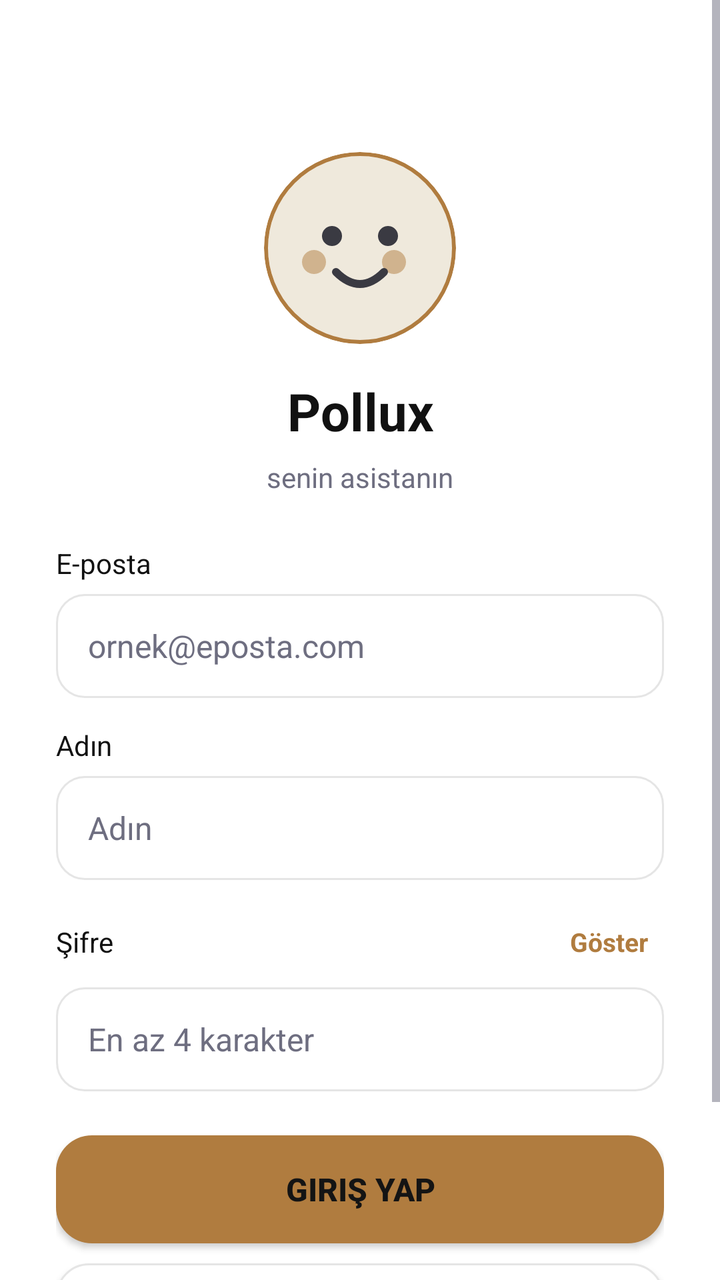
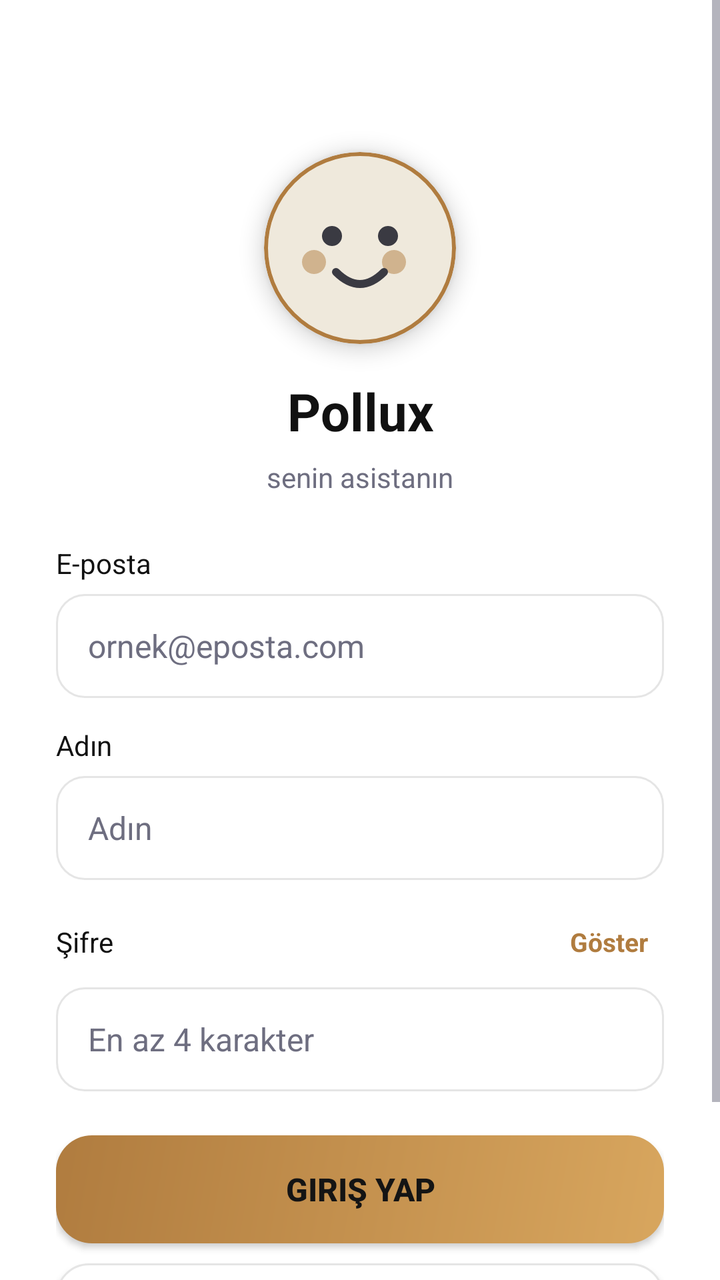

Screens rendered from an Android XML layout before and after an edit, with the pre-edit source and the edit as a unified diff.
<!-- AndroidManifest.xml: application theme Theme.SesliAsistan -->
<!-- res/layout/activity_login.xml -->
﻿<?xml version="1.0" encoding="utf-8"?>
<ScrollView xmlns:android="http://schemas.android.com/apk/res/android"
    xmlns:app="http://schemas.android.com/apk/res-auto"
    android:layout_width="match_parent"
    android:layout_height="match_parent"
    android:background="@color/bg"
    android:fillViewport="true">

    <LinearLayout
        android:layout_width="match_parent"
        android:layout_height="wrap_content"
        android:orientation="vertical"
        android:padding="28dp"
        android:gravity="center">

        <com.google.android.material.card.MaterialCardView
            android:layout_width="96dp"
            android:layout_height="96dp"
            android:layout_marginTop="48dp"
            app:cardCornerRadius="48dp"
            app:cardElevation="0dp"
            app:cardBackgroundColor="@color/bg"
            app:strokeColor="@color/gold"
            app:strokeWidth="2dp">

            <ImageView
                android:layout_width="match_parent"
                android:layout_height="match_parent"
                android:src="@drawable/avatar_default" />
        </com.google.android.material.card.MaterialCardView>

        <TextView
            android:layout_width="match_parent"
            android:layout_height="wrap_content"
            android:text="Pollux"
            android:textColor="@color/ink"
            android:textSize="26sp"
            android:textStyle="bold"
            android:gravity="center"
            android:layout_marginTop="16dp" />

        <TextView
            android:layout_width="match_parent"
            android:layout_height="wrap_content"
            android:text="senin asistanın"
            android:textColor="@color/muted"
            android:textSize="14sp"
            android:gravity="center"
            android:layout_marginTop="6dp"
            android:layout_marginBottom="24dp" />

        <TextView
            android:layout_width="match_parent"
            android:layout_height="wrap_content"
            android:text="E-posta"
            android:textColor="@color/ink"
            android:textSize="14sp" />

        <EditText
            android:id="@+id/mailEdit"
            android:layout_width="match_parent"
            android:layout_height="52dp"
            android:layout_marginTop="6dp"
            android:background="@drawable/search_bg"
            android:paddingStart="16dp"
            android:paddingEnd="16dp"
            android:hint="ornek@eposta.com"
            android:inputType="textEmailAddress"
            android:textColor="@color/ink"
            android:textColorHint="@color/muted"
            android:textSize="16sp"
            android:singleLine="true" />

        <TextView
            android:layout_width="match_parent"
            android:layout_height="wrap_content"
            android:text="Adın"
            android:textColor="@color/ink"
            android:textSize="14sp"
            android:layout_marginTop="14dp" />

        <EditText
            android:id="@+id/nameEdit"
            android:layout_width="match_parent"
            android:layout_height="52dp"
            android:layout_marginTop="6dp"
            android:background="@drawable/search_bg"
            android:paddingStart="16dp"
            android:paddingEnd="16dp"
            android:hint="Adın"
            android:textColor="@color/ink"
            android:textColorHint="@color/muted"
            android:textSize="16sp"
            android:singleLine="true" />

        <LinearLayout
            android:layout_width="match_parent"
            android:layout_height="wrap_content"
            android:orientation="horizontal"
            android:gravity="center_vertical"
            android:layout_marginTop="14dp">

            <TextView
                android:layout_width="0dp"
                android:layout_height="wrap_content"
                android:layout_weight="1"
                android:text="Şifre"
                android:textColor="@color/ink"
                android:textSize="14sp" />

            <TextView
                android:id="@+id/passToggle"
                android:layout_width="wrap_content"
                android:layout_height="wrap_content"
                android:text="Göster"
                android:textColor="@color/gold"
                android:textSize="13sp"
                android:textStyle="bold"
                android:padding="8dp" />
        </LinearLayout>

        <EditText
            android:id="@+id/passEdit"
            android:layout_width="match_parent"
            android:layout_height="52dp"
            android:layout_marginTop="6dp"
            android:background="@drawable/search_bg"
            android:paddingStart="16dp"
            android:paddingEnd="16dp"
            android:hint="En az 4 karakter"
            android:inputType="textPassword"
            android:textColor="@color/ink"
            android:textColorHint="@color/muted"
            android:textSize="16sp"
            android:singleLine="true" />

        <androidx.appcompat.widget.AppCompatButton
            android:id="@+id/loginBtn"
            android:layout_width="match_parent"
            android:layout_height="54dp"
            android:layout_marginTop="22dp"
            android:background="@drawable/btn_primary_soft"
            android:backgroundTint="@null"
            android:text="Giriş Yap"
            android:textColor="@color/onGold"
            android:textSize="16sp"
            android:textStyle="bold" />

        <androidx.appcompat.widget.AppCompatButton
            android:id="@+id/registerBtn"
            android:layout_width="match_parent"
            android:layout_height="54dp"
            android:layout_marginTop="10dp"
            android:background="@drawable/btn_outline"
            android:backgroundTint="@null"
            android:text="Hesap Aç"
            android:textColor="@color/ink"
            android:textSize="16sp"
            android:textStyle="bold" />

        <TextView
            android:id="@+id/loginInfo"
            android:layout_width="match_parent"
            android:layout_height="wrap_content"
            android:text=""
            android:textColor="@color/muted"
            android:textSize="13sp"
            android:gravity="center"
            android:layout_marginTop="12dp" />

    </LinearLayout>
</ScrollView>
<!-- resources referenced by this layout -->
<resources>
  <color name="bg">#FFFFFF</color>
  <color name="gold">#B07C3F</color>
  <color name="ink">#111111</color>
  <color name="muted">#6E6E80</color>
  <color name="onGold">#141414</color>
  <!-- drawable avatar_default (drawable) -->
  <vector xmlns:android="http://schemas.android.com/apk/res/android"
      android:width="96dp" android:height="96dp"
      android:viewportWidth="96" android:viewportHeight="96">
      <path android:fillColor="#EFE9DC" android:pathData="M48,2 a46,46 0 1,0 0.1,0 z" />
      <path android:fillColor="#3A3A42" android:pathData="M34,42 m-5,0 a5,5 0 1,0 10,0 a5,5 0 1,0 -10,0" />
      <path android:fillColor="#3A3A42" android:pathData="M62,42 m-5,0 a5,5 0 1,0 10,0 a5,5 0 1,0 -10,0" />
      <path android:fillColor="#B07C3F" android:fillAlpha="0.5" android:pathData="M25,55 m-6,0 a6,6 0 1,0 12,0 a6,6 0 1,0 -12,0" />
      <path android:fillColor="#B07C3F" android:fillAlpha="0.5" android:pathData="M65,55 m-6,0 a6,6 0 1,0 12,0 a6,6 0 1,0 -12,0" />
      <path android:fillColor="#00000000" android:strokeColor="#3A3A42" android:strokeWidth="4"
          android:strokeLineCap="round" android:pathData="M36,60 Q48,72 60,60" />
  </vector>
  <!-- drawable btn_outline (drawable) -->
  <?xml version="1.0" encoding="utf-8"?>
  <shape xmlns:android="http://schemas.android.com/apk/res/android" android:shape="rectangle">
      <corners android:radius="16dp" />
      <solid android:color="@color/card" />
      <stroke android:width="1dp" android:color="@color/line" />
  </shape>
  <!-- drawable btn_primary_soft (drawable) -->
  <?xml version="1.0" encoding="utf-8"?>
  <shape xmlns:android="http://schemas.android.com/apk/res/android" android:shape="rectangle">
      <corners android:radius="18dp" />
      <solid android:color="@color/gold" />
  </shape>
  <!-- drawable search_bg (drawable) -->
  <?xml version="1.0" encoding="utf-8"?>
  <shape xmlns:android="http://schemas.android.com/apk/res/android" android:shape="rectangle">
      <corners android:radius="14dp" />
      <solid android:color="@color/card" />
      <stroke android:width="1dp" android:color="@color/line" />
  </shape>
  <style name="Theme.SesliAsistan" parent="Theme.Material3.DayNight.NoActionBar">
          <item name="android:textColorPrimary">@color/ink</item>
          <item name="android:textColorSecondary">@color/muted</item>
          <item name="android:textColorHint">@color/muted</item>
          <item name="android:editTextStyle">@style/Widget.SesliAsistan.EditText</item>
          <item name="android:windowBackground">@color/bg</item>
      </style>
  <color name="card">#FFFFFF</color>
  <color name="line">#E5E5E5</color>
  <style name="Widget.SesliAsistan.EditText" parent="Widget.AppCompat.EditText">
          <item name="android:textColor">@color/ink</item>
          <item name="android:textColorHint">@color/muted</item>
          <item name="android:background">@null</item>
      </style>
</resources>

<!-- the commit's change to res/layout/activity_login.xml (unified diff, before → after) -->
@@ -14,11 +14,12 @@
         android:gravity="center">
 
         <com.google.android.material.card.MaterialCardView
+            android:id="@+id/loginAvatar"
             android:layout_width="96dp"
             android:layout_height="96dp"
             android:layout_marginTop="48dp"
             app:cardCornerRadius="48dp"
-            app:cardElevation="0dp"
+            app:cardElevation="6dp"
             app:cardBackgroundColor="@color/bg"
             app:strokeColor="@color/gold"
             app:strokeWidth="2dp">
@@ -30,6 +31,7 @@
         </com.google.android.material.card.MaterialCardView>
 
         <TextView
+            android:id="@+id/loginTitle"
             android:layout_width="match_parent"
             android:layout_height="wrap_content"
             android:text="Pollux"
<!-- resource entries referenced after the edit -->
@@ -28,7 +28,10 @@
   <?xml version="1.0" encoding="utf-8"?>
   <shape xmlns:android="http://schemas.android.com/apk/res/android" android:shape="rectangle">
       <corners android:radius="18dp" />
-      <solid android:color="@color/gold" />
+      <gradient
+          android:angle="135"
+          android:startColor="#D8A65E"
+          android:endColor="@color/gold" />
   </shape>
   <!-- drawable search_bg (drawable) -->
   <?xml version="1.0" encoding="utf-8"?>
@@ -43,6 +46,11 @@
           <item name="android:textColorHint">@color/muted</item>
           <item name="android:editTextStyle">@style/Widget.SesliAsistan.EditText</item>
           <item name="android:windowBackground">@color/bg</item>
+          <item name="colorPrimary">@color/gold</item>
+          <item name="colorOnPrimary">@color/onGold</item>
+          <item name="colorSecondary">@color/gold</item>
+          <item name="colorSurface">@color/card</item>
+          <item name="colorOnSurface">@color/ink</item>
       </style>
   <color name="card">#FFFFFF</color>
   <color name="line">#E5E5E5</color>
